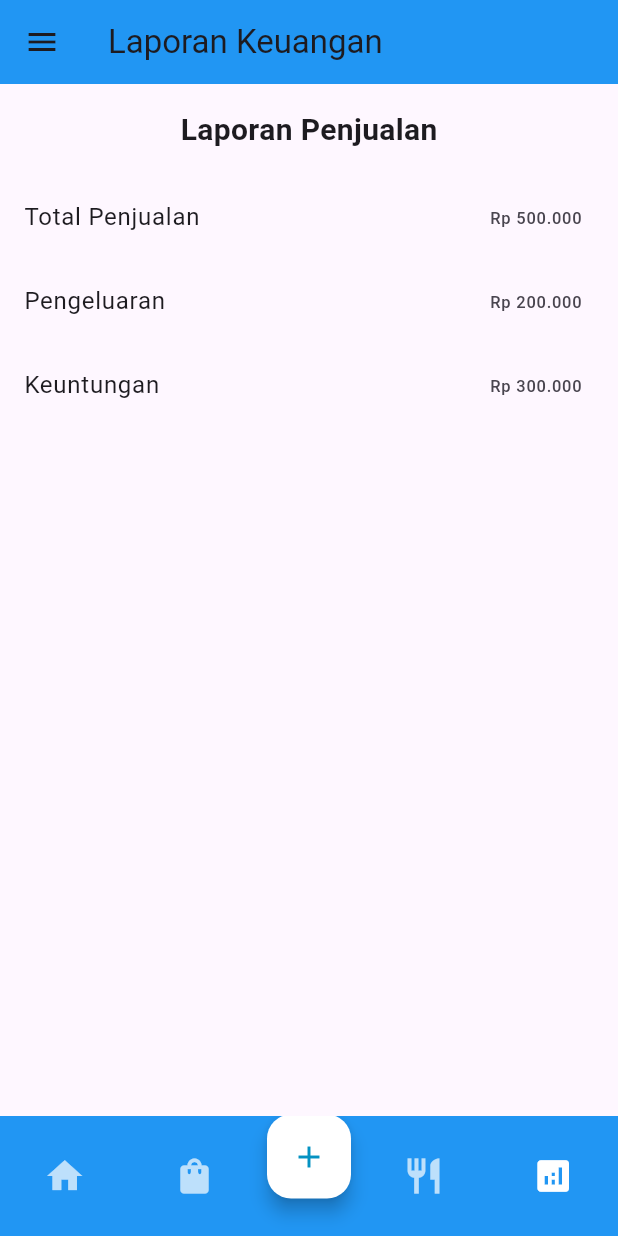
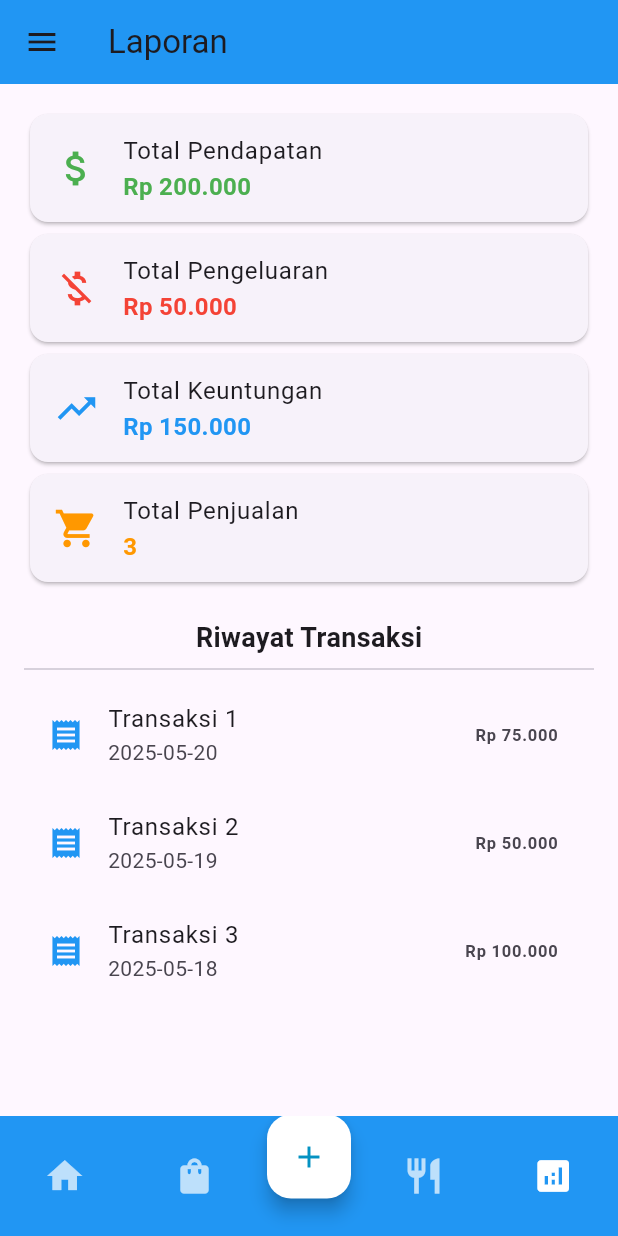
Before and after one commit to ismam31/project3_kelompok7, a Flutter app: the ReportPage screen opened by its route, on a phone screen of 412 x 824 dp. Run offline on Flutter 3.47's test engine with Material 3 defaults, Android fonts, the phone set to English and light mode, and no system bars; drawn by our look-alikes of flutter_animate; our stand-ins replace fl_chart; missing offline and left inert: blue_thermal_printer.

Commit message:
Update halaman laporan

```diff
--- a/lib/pages/report_page.dart
+++ b/lib/pages/report_page.dart
@@ -1,55 +1,135 @@
 import 'package:flutter/material.dart';
+import 'package:intl/intl.dart';
 import '../layouts/bottom_navigation.dart';
 import '../widgets/custom_drawer.dart';
 
-class ReportPage extends StatelessWidget {
+class ReportPage extends StatefulWidget {
   const ReportPage({super.key});
+
+  @override
+  State<ReportPage> createState() => _ReportPageState();
+}
+
+class _ReportPageState extends State<ReportPage> {
+  final formatCurrency = NumberFormat.currency(
+    locale: 'id',
+    symbol: 'Rp ',
+    decimalDigits: 0,
+  );
+
+  int totalIncome = 0;
+  int totalOutcome = 0;
+  int totalProfit = 0;
+  int totalSales = 0;
+
+  // Simulasi data transaksi
+  final List<Map<String, dynamic>> transactions = [
+    {'date': '2025-05-20', 'total': 75000, 'isPaid': true},
+    {'date': '2025-05-19', 'total': 50000, 'isPaid': true},
+    {'date': '2025-05-18', 'total': 100000, 'isPaid': true},
+  ];
+
+  @override
+  void initState() {
+    super.initState();
+    loadReportData();
+  }
+
+  void loadReportData() {
+    // contoh dummy, bisa ganti dari API / Provider
+    totalIncome = 200000;
+    totalOutcome = 50000;
+    totalProfit = totalIncome - totalOutcome;
+    totalSales = transactions.length;
+
+    setState(() {});
+  }
 
   @override
   Widget build(BuildContext context) {
     return Scaffold(
       appBar: AppBar(
-        title: const Text("Laporan Keuangan"),
+        title: const Text('Laporan'),
         backgroundColor: Colors.blue,
-        leading: Builder(
-          builder:
-              (context) => IconButton(
-                icon: const Icon(Icons.menu),
-                onPressed: () => Scaffold.of(context).openDrawer(),
-              ),
-        ),
       ),
       drawer: const CustomDrawer(),
-      body: Column(
+      bottomNavigationBar: const BottomNavigation(selectedIndex: 3),
+      body: SingleChildScrollView(
+        padding: const EdgeInsets.all(16),
+        child: Column(
           children: [
-          const Padding(
-            padding: EdgeInsets.all(16.0),
-            child: Text(
-              "Laporan Penjualan",
-              style: TextStyle(fontSize: 20, fontWeight: FontWeight.bold),
+            _buildSummaryCard(
+              'Total Pendapatan',
+              formatCurrency.format(totalIncome),
+              Icons.attach_money,
+              Colors.green,
             ),
+            _buildSummaryCard(
+              'Total Pengeluaran',
+              formatCurrency.format(totalOutcome),
+              Icons.money_off,
+              Colors.red,
             ),
-          Expanded(
-            child: ListView(
-              children: const [
-                ListTile(
-                  title: Text("Total Penjualan"),
-                  trailing: Text("Rp 500.000"),
+            _buildSummaryCard(
+              'Total Keuntungan',
+              formatCurrency.format(totalProfit),
+              Icons.trending_up,
+              Colors.blue,
             ),
-                ListTile(
-                  title: Text("Pengeluaran"),
-                  trailing: Text("Rp 200.000"),
+            _buildSummaryCard(
+              'Total Penjualan',
+              totalSales.toString(),
+              Icons.shopping_cart,
+              Colors.orange,
             ),
-                ListTile(
-                  title: Text("Keuntungan"),
-                  trailing: Text("Rp 300.000"),
+            const SizedBox(height: 20),
+            const Text(
+              'Riwayat Transaksi',
+              style: TextStyle(fontSize: 18, fontWeight: FontWeight.bold),
+            ),
+            const Divider(),
+            ListView.builder(
+              shrinkWrap: true,
+              physics: const NeverScrollableScrollPhysics(),
+              itemCount: transactions.length,
+              itemBuilder: (context, index) {
+                final trx = transactions[index];
+                return ListTile(
+                  leading: Icon(Icons.receipt, color: Colors.blue),
+                  title: Text('Transaksi ${index + 1}'),
+                  subtitle: Text(trx['date']),
+                  trailing: Text(
+                    formatCurrency.format(trx['total']),
+                    style: const TextStyle(fontWeight: FontWeight.bold),
+                  ),
+                );
+              },
             ),
           ],
         ),
       ),
-        ],
+    );
+  }
+
+  Widget _buildSummaryCard(
+    String title,
+    String value,
+    IconData icon,
+    Color color,
+  ) {
+    return Card(
+      child: ListTile(
+        leading: Icon(icon, color: color, size: 30),
+        title: Text(title),
+        subtitle: Text(
+          value,
+          style: TextStyle(
+            fontSize: 16,
+            fontWeight: FontWeight.bold,
+            color: color,
           ),
-      bottomNavigationBar: const BottomNavigation(selectedIndex: 3),
+        ),
+      ),
     );
   }
 }
```
Lines whose indentation alone changed are shown as unchanged.
